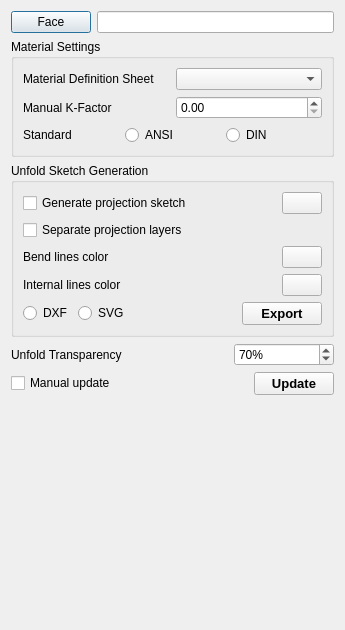
First picture: the form in Resources/panels/UnfoldOptions.ui, repository shaise/FreeCAD_SheetMetal, before the edit.
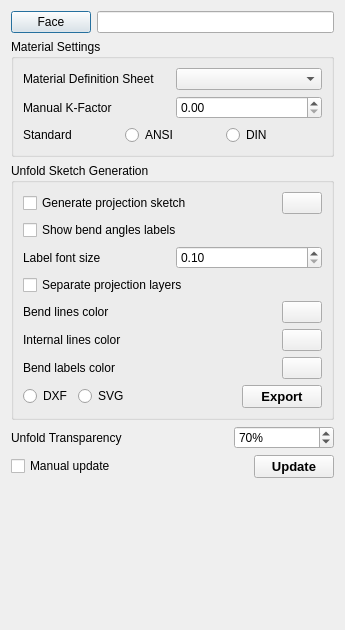
Second picture: the form after the edit. Icons and pictures are not drawn. Custom widgets are drawn as their Qt base class.

Commit message: Add bend angle labeling within unfold sketches

Diff of the .ui file:
```diff
--- a/Resources/panels/UnfoldOptions.ui
+++ b/Resources/panels/UnfoldOptions.ui
@@ -174,6 +174,37 @@
         </item>
        </layout>
       </item>
+      <item>
+       <widget class="QCheckBox" name="chkAngleLabels">
+        <property name="text">
+         <string>Show bend angles labels</string>
+        </property>
+       </widget>
+      </item>
+      <item>
+       <layout class="QHBoxLayout" name="horizontalLayout_7">
+        <property name="sizeConstraint">
+         <enum>QLayout::SetDefaultConstraint</enum>
+        </property>
+        <item>
+         <widget class="QLabel" name="label_7">
+          <property name="text">
+           <string>Label font size</string>
+          </property>
+         </widget>
+        </item>
+        <item>
+         <widget class="Gui::QuantitySpinBox" name="fontSize">
+          <property name="minimum">
+           <double>0.100000000000000</double>
+          </property>
+          <property name="unit" stdset="0">
+           <string notr="true">mm</string>
+          </property>
+         </widget>
+        </item>
+       </layout>
+      </item>
       <item>
        <widget class="QCheckBox" name="chkSeparate">
         <property name="text">
@@ -235,6 +266,33 @@
         </item>
        </layout>
       </item>
+      <item>
+       <layout class="QHBoxLayout" name="horizontalLayout_12">
+        <item>
+         <widget class="QLabel" name="label_8">
+          <property name="text">
+           <string>Bend labels color</string>
+          </property>
+         </widget>
+        </item>
+        <item>
+         <spacer name="horizontalSpacer_5">
+          <property name="orientation">
+           <enum>Qt::Horizontal</enum>
+          </property>
+          <property name="sizeHint" stdset="0">
+           <size>
+            <width>40</width>
+            <height>20</height>
+           </size>
+          </property>
+         </spacer>
+        </item>
+        <item>
+         <widget class="Gui::ColorButton" name="bendLabelColor"/>
+        </item>
+       </layout>
+      </item>
       <item>
        <widget class="QWidget" name="groupExport" native="true">
         <layout class="QHBoxLayout" name="horizontalLayout_11">
@@ -433,6 +491,11 @@
    <extends>QPushButton</extends>
    <header>Gui/Widgets.h</header>
   </customwidget>
+  <customwidget>
+   <class>Gui::QuantitySpinBox</class>
+   <extends>QDoubleSpinBox</extends>
+   <header>Gui/QuantitySpinBox.h</header>
+  </customwidget>
  </customwidgets>
  <resources/>
  <connections/>
```
Left out of the diff: 6 changed lines with no effect on the pictures. The commit also changes 6 other files.
